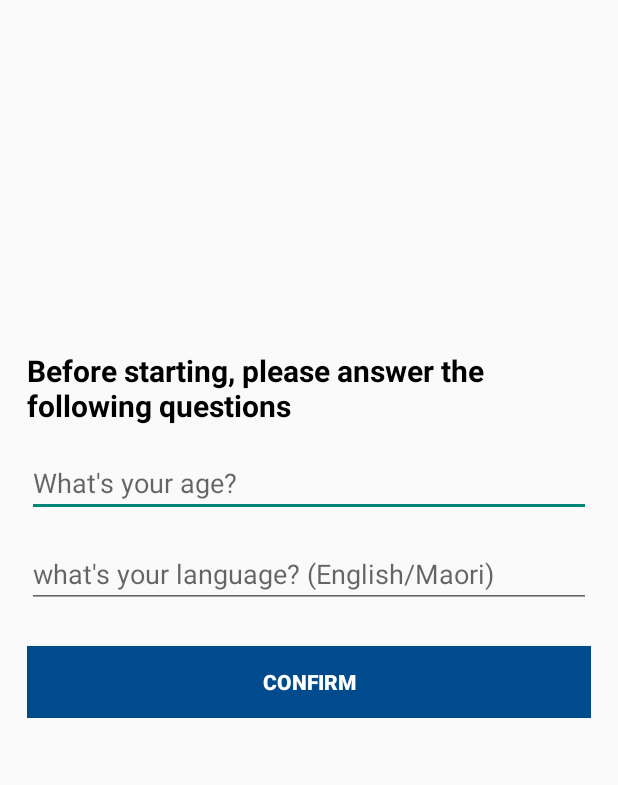
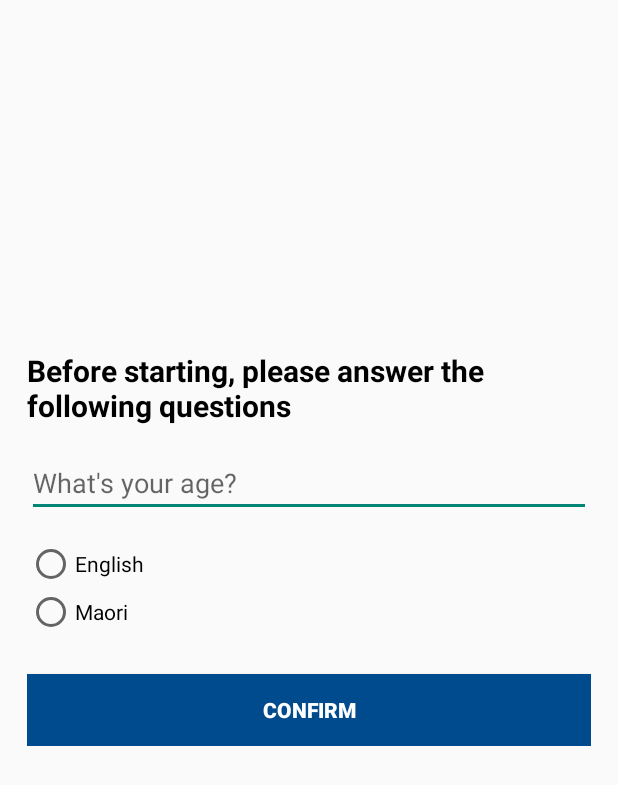
Before and after one commit to Bald-M/AWAI, an Android app: the screen it shows after launch (PromptActivity), after a tap on "CONFIRM", on a phone screen of 412 x 824 dp. Shown: the top 785 px of the screen. Run offline under Robolectric (Android 15) with nearby library versions, the phone set to English and light mode, and no system bars.

```diff
--- a/app/src/main/java/com/example/awai/PromptActivity.kt
+++ b/app/src/main/java/com/example/awai/PromptActivity.kt
@@ -3,30 +3,62 @@ package com.example.awai
 import android.content.Intent
 import android.os.Bundle
 import android.os.PersistableBundle
+import android.util.Log
+import android.view.View
+import android.widget.AdapterView
+import android.widget.ArrayAdapter
 import android.widget.Button
 import android.widget.EditText
+import android.widget.RadioGroup
+import android.widget.Spinner
 import android.widget.Toast
 import androidx.appcompat.app.AppCompatActivity
 
 class PromptActivity : AppCompatActivity() {
+
+    private lateinit var selectedLanguage: String
     override fun onCreate(savedInstanceState: Bundle?) {
         super.onCreate(savedInstanceState)
         setContentView(R.layout.activity_prompt)
 
         val age = findViewById<EditText>(R.id.ageET)
-        val language = findViewById<EditText>(R.id.languageET)
+//        val language = findViewById<EditText>(R.id.languageET)
         val submitBtn = findViewById<Button>(R.id.confirmBtn)
 
         submitBtn.setOnClickListener {
             val ageText = age.text.toString()
-            val languageText = language.text.toString()
+//            val languageText = language.text.toString()
+            val languageRadioGroup: RadioGroup = findViewById(R.id.languageRadioGroup)
+            //var selectedLanguage = ""
 
-            if (ageText.isEmpty() || languageText.isEmpty()) {
+
+            //selectedLanguage = "English"
+            var selectedLanguage: String = when (languageRadioGroup.checkedRadioButtonId) {
+                R.id.maoriRadioButton -> "Maori"
+                else -> "English"
+            }
+
+            languageRadioGroup.setOnCheckedChangeListener { _, checkedId ->
+                when (checkedId) {
+                    R.id.englishRadioButton -> {
+                        // 用户选择了英语
+                        selectedLanguage = "English"
+                        Log.i("test",selectedLanguage)
+                    }
+                    R.id.maoriRadioButton -> {
+                        // 用户选择了毛利语
+                        selectedLanguage = "Maori"
+                        Log.i("test",selectedLanguage)
+                    }
+                }
+            }
+
+            if (ageText.isEmpty() || selectedLanguage.isEmpty()) {
                 Toast.makeText(this, "Input box is empty", Toast.LENGTH_SHORT).show()
-            } else if (languageText == "English" || languageText == "Maori") {
+            } else if (selectedLanguage == "English" || selectedLanguage == "Maori") {
                 val intent = Intent(this, MainActivity::class.java).apply {
                     putExtra("age", ageText)
-                    putExtra("language", languageText)
+                    putExtra("language", selectedLanguage)
                 }
                 startActivity(intent)
                 finish()
--- a/app/src/main/res/layout/activity_prompt.xml
+++ b/app/src/main/res/layout/activity_prompt.xml
@@ -31,13 +31,32 @@
                 android:hint="What's your age?"
                 android:inputType="number" />
 
-        <EditText
-                android:id="@+id/languageET"
+<!--        <EditText-->
+<!--                android:id="@+id/languageET"-->
+<!--                android:layout_width="match_parent"-->
+<!--                android:layout_marginTop="15dp"-->
+<!--                android:layout_height="wrap_content"-->
+<!--                android:hint="what's your language? (English/Maori)"-->
+<!--                android:inputType="text" />-->
+
+        <RadioGroup
+                android:id="@+id/languageRadioGroup"
                 android:layout_width="match_parent"
-                android:layout_marginTop="15dp"
                 android:layout_height="wrap_content"
-                android:hint="what's your language? (English/Maori)"
-                android:inputType="text" />
+                android:layout_marginTop="15dp">
+
+            <RadioButton
+                    android:id="@+id/englishRadioButton"
+                    android:layout_width="wrap_content"
+                    android:layout_height="wrap_content"
+                    android:text="English" />
+
+            <RadioButton
+                    android:id="@+id/maoriRadioButton"
+                    android:layout_width="wrap_content"
+                    android:layout_height="wrap_content"
+                    android:text="Maori" />
+        </RadioGroup>
 
 
         <Button
```
